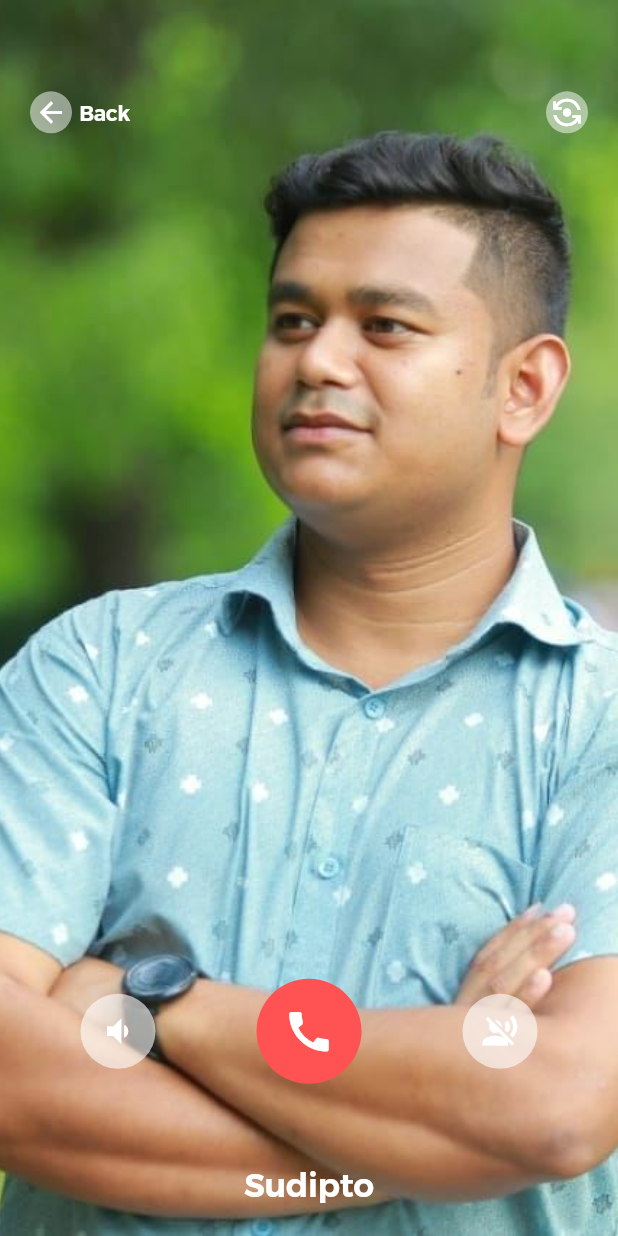
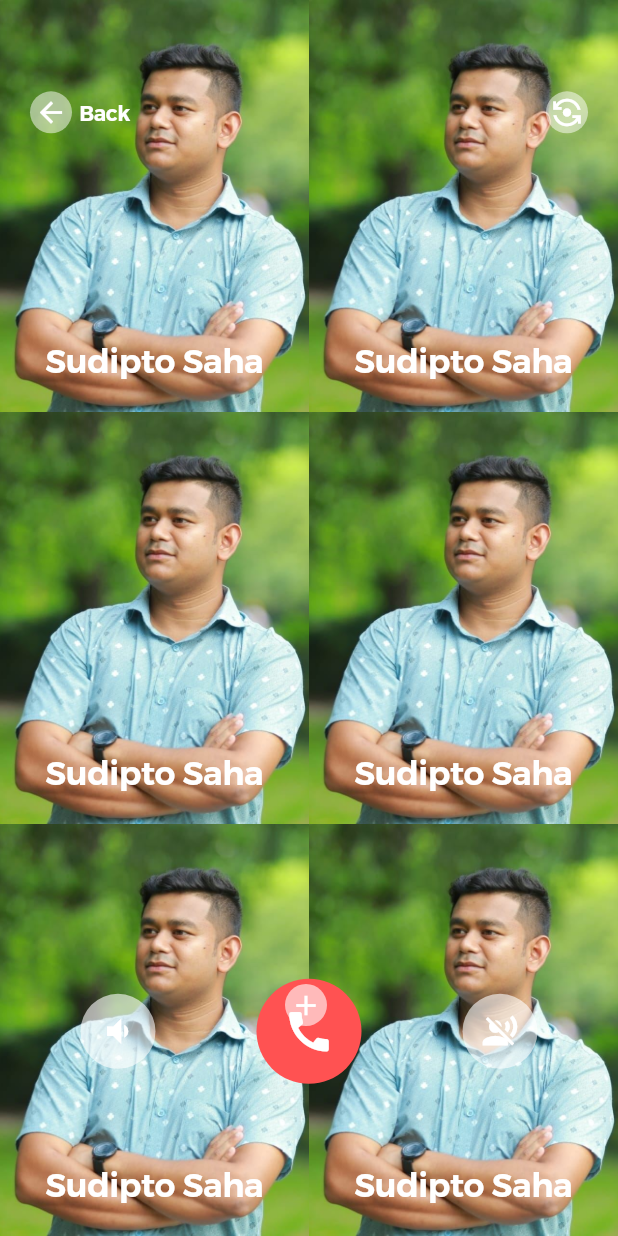
Before and after one commit to Mustakimmokter/Talky-Chat-App, a Flutter app: the screen it shows after launch, on a phone screen of 412 x 824 dp. Run offline on Flutter 3.47's test engine with Material 2 defaults, Android fonts, the phone set to English and light mode, and no system bars; our stand-ins replace bloc, country_code_picker, flutter_countdown_timer, flutter_svg, image_picker, page_transition and 2 more; generated files the repository leaves out were written again.

Commit message:
Update group call screen_commit_03

```diff
--- a/lib/featured/call/group_call/ui/component/cancel_speaker_mute.dart
+++ b/lib/featured/call/group_call/ui/component/cancel_speaker_mute.dart
@@ -2,7 +2,7 @@ import 'package:flutter/material.dart';
 import 'package:takky/shared/widgets_one/index.dart';
 
 class CancelSpeakerMute extends StatelessWidget {
-  const CancelSpeakerMute({
+  CancelSpeakerMute({
     super.key,
     required this.cancel,
     required this.speaker,
--- a/lib/featured/call/group_call/ui/component/group_profile_pic.dart
+++ b/lib/featured/call/group_call/ui/component/group_profile_pic.dart
@@ -1,34 +1,48 @@
 import 'package:flutter/material.dart';
-import 'package:takky/shared/model/image_model.dart';
+import 'package:takky/shared/model/inedx.dart';
 import 'package:takky/shared/utils/index.dart';
 import 'package:takky/shared/widgets_one/index.dart';
 
 class GroupProfilePic extends StatelessWidget {
-  GroupProfilePic({super.key, required this.name});
+  const GroupProfilePic({super.key, required this.groupCall});
 
-  final List<String> name;
-  late int startCount = 0;
+  final List<GroupCallModel> groupCall;
 
   @override
   Widget build(BuildContext context) {
     return Wrap(
-      children: List.generate(ImageModel.getGroupCallList().length, (index) {
+      children: List.generate(
+          groupCall.length.isOdd && groupCall.length > 3
+              ? groupCall.length - 1
+              : groupCall.length, (index) {
         return CustomContainer(
-          padding: EdgeInsets.only(
-              top: ImageModel.getGroupCallList().length > 1 ? 20 : 0,
-              bottom: index > 1 ? 0 : 20),
-          alignment: index > 1 ? Alignment.topCenter : Alignment.bottomCenter,
-          width: index == 0 ? SizeUtils.screenWidth : SizeUtils.screenWidth / 2,
-          height:
-              index == 0 ? SizeUtils.screenHeight : SizeUtils.screenHeight / 2,
+          padding: const EdgeInsets.only(
+            // top: groupCall.length > 1 ? 20 : 0,
+            bottom: 20,
+          ),
+          alignment: Alignment.bottomCenter,
+          width: groupCall.length < 2
+              ? SizeUtils.screenWidth
+              : groupCall.length == 3
+                  ? SizeUtils.screenWidth
+                  : SizeUtils.screenWidth / 2,
+          height: groupCall.length == 3
+              ? SizeUtils.screenWidth / 1.42
+              : groupCall.length - 1 < 5
+                  ? SizeUtils.screenHeight / 2
+                  : groupCall.length - 1 < 7
+                      ? SizeUtils.screenHeight / 3
+                      : groupCall.length - 1 < 9
+                          ? SizeUtils.screenHeight / 4
+                          : SizeUtils.screenHeight / 4,
           radius: 0,
           color: Colors.grey.shade300,
           decorationImage: DecorationImage(
-            image: AssetImage(ImageModel.getGroupCallList()[index].image),
+            image: AssetImage(groupCall[index].image),
             fit: BoxFit.cover,
           ),
           child: CustomTextOne(
-            text: name[index],
+            text: groupCall[index].name,
             textColor: Colors.white,
             fontSize: 22,
             fontWeight: FontWeight.w600,
--- a/lib/featured/call/group_call/ui/screen/group_call_screen.dart
+++ b/lib/featured/call/group_call/ui/screen/group_call_screen.dart
@@ -2,7 +2,9 @@ import 'package:flutter/material.dart';
 import 'package:provider/provider.dart';
 import 'package:takky/featured/call/group_call/ui/component/index.dart';
 import 'package:takky/featured/call/group_call/ui/provider/group_call_provider.dart';
+import 'package:takky/shared/model/image_model.dart';
 import 'package:takky/shared/utils/index.dart';
+import 'package:takky/shared/widgets_one/index.dart';
 
 class GroupCallScreen extends StatelessWidget {
   GroupCallScreen({super.key});
@@ -20,7 +22,7 @@ class GroupCallScreen extends StatelessWidget {
           children: [
             // Group profile pic,
             GroupProfilePic(
-              name: name,
+              groupCall: ImageModel.getGroupCallList(),
             ),
             // Header and Footer
             Positioned(
@@ -62,41 +64,18 @@ class GroupCallScreen extends StatelessWidget {
                 ],
               ),
             ),
+            if (ImageModel.getGroupCallList().length.isOdd)
+              Positioned(
+                bottom: 140,
+                left: 190,
+                child: CustomRoundedBtn(
+                  icon: Icons.add,
+                  color: Colors.white.withOpacity(.6),
+                ),
+              ),
           ],
         ),
       ),
     );
   }
 }
-
-/*
-
-Positioned(
-              top: 0,
-              bottom: 0,
-              left: 0,
-              right: 0,
-              child: SizedBox(
-                height: SizeUtils.screenHeight,
-                child: Column(
-                  mainAxisAlignment: MainAxisAlignment.spaceAround,
-                  children: [
-                    // Who are you calling?
-                    Column(
-                      children: const [
-                        SizedBox(height: 16),
-                        CustomTextOne(
-                          text: 'Sudipto Saha',
-                          fontSize: 22,
-                          fontWeight: FontWeight.w600,
-                        ),
-                      ],
-                    ),
-                    // Cancel, speaker and mute
-                  ],
-                ),
-              ),
-            ),
-
-
- */
--- a/lib/featured/friend_profile/ui/screen/friend_profile_screen.dart
+++ b/lib/featured/friend_profile/ui/screen/friend_profile_screen.dart
@@ -2,7 +2,7 @@ import 'package:flutter/material.dart';
 import 'package:provider/provider.dart';
 import 'package:takky/featured/friend_profile/provider/index.dart';
 import 'package:takky/featured/friend_profile/ui/component/index.dart';
-import 'package:takky/shared/model/inedx.dart';
+import 'package:takky/shared/model/image_model.dart';
 import 'package:takky/shared/utils/index.dart';
 import 'package:takky/shared/widgets_one/index.dart';
 
--- a/lib/shared/model/image_model.dart
+++ b/lib/shared/model/image_model.dart
@@ -21,7 +21,12 @@ class ImageModel {
   static List<GroupCallModel> getGroupCallList() {
     final _groupCallList = [
       GroupCallModel(name: 'Sudipto Saha', image: 'assets/images/sudipto.jpg'),
-      GroupCallModel(name: 'Al-Arafat', image: 'assets/images/sudipto.jpg'),
+      GroupCallModel(name: 'Sudipto Saha', image: 'assets/images/sudipto.jpg'),
+      GroupCallModel(name: 'Sudipto Saha', image: 'assets/images/sudipto.jpg'),
+      GroupCallModel(name: 'Sudipto Saha', image: 'assets/images/sudipto.jpg'),
+      GroupCallModel(name: 'Sudipto Saha', image: 'assets/images/sudipto.jpg'),
+      GroupCallModel(name: 'Sudipto Saha', image: 'assets/images/sudipto.jpg'),
+      GroupCallModel(name: 'Sudipto Saha', image: 'assets/images/sudipto.jpg'),
     ];
 
     return _groupCallList;
```
Also changed, not shown: 1 other file.
